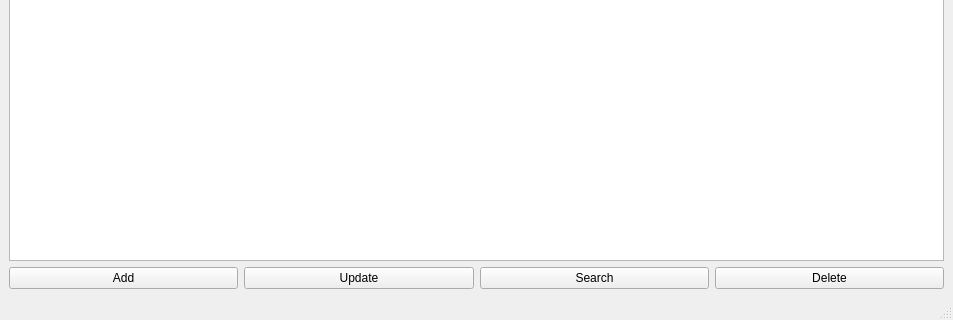
The window that mainwindow.ui (k1p1l/lab1-cpp) describes before a commit, drawn with Qt 5; both pictures show x 0 to 953 and y 351 to 671 of the 953 by 671 pixel window.
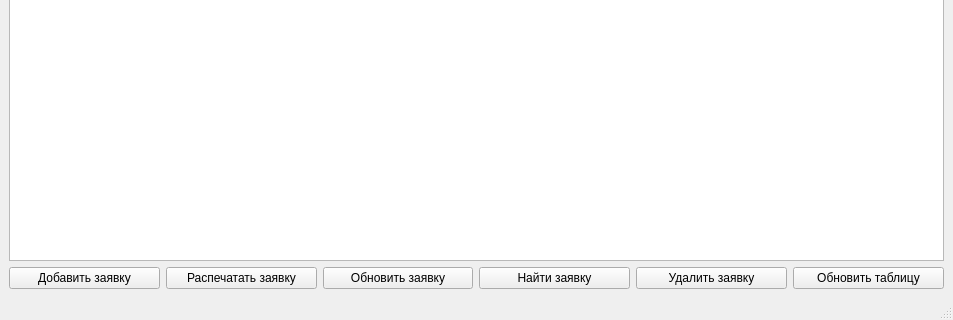
The same window after the commit.

Diff of the .ui file:
```diff
--- a/mainwindow.ui
+++ b/mainwindow.ui
@@ -25,28 +25,42 @@
         <item>
          <widget class="QPushButton" name="pushButton">
           <property name="text">
-           <string>Add</string>
+           <string>Добавить заявку</string>
+          </property>
+         </widget>
+        </item>
+        <item>
+         <widget class="QPushButton" name="pushButton_5">
+          <property name="text">
+           <string>Распечатать заявку</string>
           </property>
          </widget>
         </item>
         <item>
          <widget class="QPushButton" name="pushButton_2">
           <property name="text">
-           <string>Update</string>
+           <string>Обновить заявку</string>
           </property>
          </widget>
         </item>
         <item>
          <widget class="QPushButton" name="pushButton_3">
           <property name="text">
-           <string>Search</string>
+           <string>Найти заявку</string>
           </property>
          </widget>
         </item>
         <item>
          <widget class="QPushButton" name="pushButton_4">
           <property name="text">
-           <string>Delete</string>
+           <string>Удалить заявку</string>
+          </property>
+         </widget>
+        </item>
+        <item>
+         <widget class="QPushButton" name="pushButton_6">
+          <property name="text">
+           <string>Обновить таблицу</string>
           </property>
          </widget>
         </item>
```
